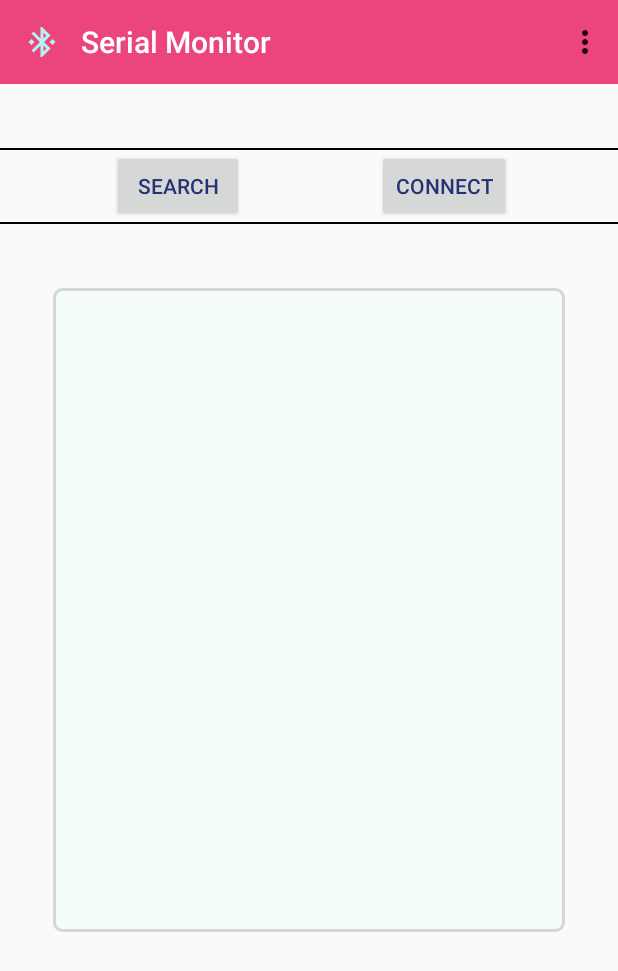
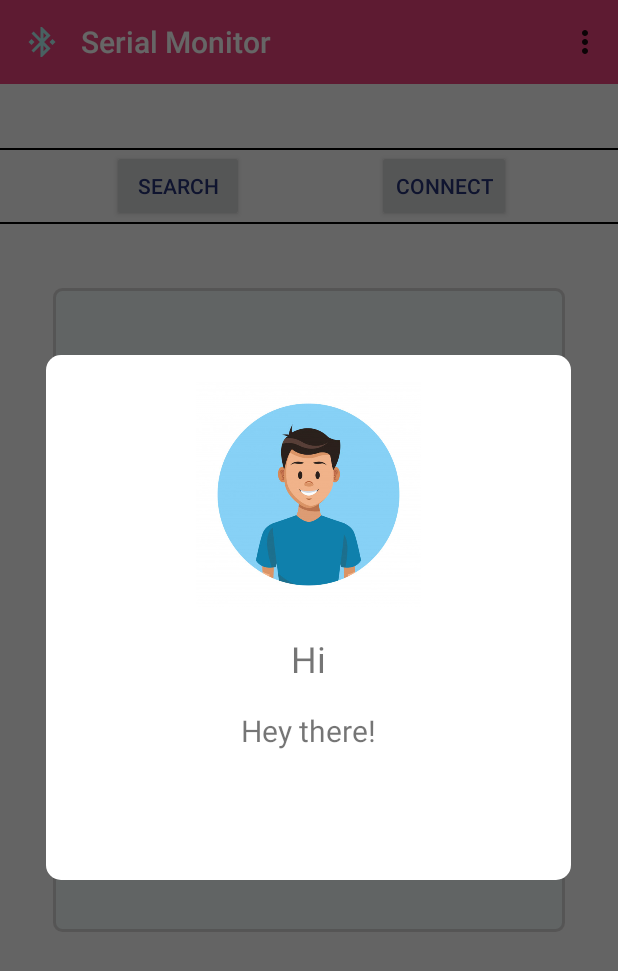
Before and after one commit to aritraMandal02/Arduino-Bluetooth-Connect, an Android app: the screen it shows after launch (MainActivity), in the options menu, after a tap on "About", on a phone screen of 412 x 824 dp. Shown: the top 971 px of the screen. Run offline under Robolectric (Android 15) with nearby library versions, the phone set to English and light mode, and no system bars.

Commit message:
Customized the menu

```diff
--- a/app/src/main/java/com/example/arduinobluetoothconnect/MainActivity.java
+++ b/app/src/main/java/com/example/arduinobluetoothconnect/MainActivity.java
@@ -1,19 +1,24 @@
 package com.example.arduinobluetoothconnect;
 
+import androidx.appcompat.app.AlertDialog;
 import androidx.appcompat.app.AppCompatActivity;
 
 import android.annotation.SuppressLint;
+import android.app.Dialog;
 import android.bluetooth.BluetoothAdapter;
 import android.bluetooth.BluetoothDevice;
 import android.bluetooth.BluetoothSocket;
 import android.content.Context;
+import android.content.DialogInterface;
 import android.content.Intent;
 import android.content.SharedPreferences;
 import android.content.pm.ActivityInfo;
 import android.graphics.Color;
+import android.graphics.drawable.ColorDrawable;
 import android.os.AsyncTask;
 import android.os.Bundle;
 import android.preference.PreferenceManager;
+import android.provider.ContactsContract;
 import android.util.Log;
 import android.view.LayoutInflater;
 import android.view.Menu;
@@ -23,6 +28,7 @@ import android.view.ViewGroup;
 import android.widget.AdapterView;
 import android.widget.ArrayAdapter;
 import android.widget.Button;
+import android.widget.ImageView;
 import android.widget.ListView;
 import android.widget.TextView;
 import android.widget.Toast;
@@ -303,19 +309,39 @@ public class MainActivity extends AppCompatActivity {
                 startActivityForResult(intent, SETTINGS);
                 break;
             case R.id.about:
-                Toast.makeText(getApplicationContext(), "Clicked", Toast.LENGTH_SHORT).show();
+                Dialog dialog = new Dialog(this);
+                dialog.setContentView(R.layout.popup);
+                dialog.getWindow().setBackgroundDrawable(new ColorDrawable(Color.TRANSPARENT));
+                dialog.show();
                 break;
             case R.id.share:
                 Intent shareIntent = new Intent(Intent.ACTION_SEND);
                 shareIntent.setType("text/plain");
-                String shareBody = "Download the Arduino Serial Monitor App: https://bit.ly/Serial-Monitor";
+                String shareBody = "Download the Arduino Serial Monitor App:\n https://bit.ly/Serial-Monitor";
                 String shareSub = "Serial Monitor App";
                 shareIntent.putExtra(Intent.EXTRA_SUBJECT, shareSub);
                 shareIntent.putExtra(Intent.EXTRA_TEXT, shareBody);
                 startActivity(Intent.createChooser(shareIntent, "Share this App Using:"));
                 break;
+
             case R.id.exit:
-                Toast.makeText(getApplicationContext(), "Exiting Serial Monitor", Toast.LENGTH_SHORT).show();
+                AlertDialog.Builder builder = new AlertDialog.Builder(MainActivity.this);
+                builder.setMessage("Do you really want to exit the app?");
+                builder.setCancelable(true);
+                builder.setNegativeButton("YES", new DialogInterface.OnClickListener() {
+                    @Override
+                    public void onClick(DialogInterface dialogInterface, int which) {
+                        finish();
+                    }
+                });
+                builder.setPositiveButton("NO", new DialogInterface.OnClickListener() {
+                    @Override
+                    public void onClick(DialogInterface dialogInterface, int which) {
+                        dialogInterface.cancel();
+                    }
+                });
+                AlertDialog alertDialog = builder.create();
+                alertDialog.show();
                 break;
         }
         return super.onOptionsItemSelected(item);
--- /dev/null
+++ b/app/src/main/res/drawable/popup_background.xml
@@ -0,0 +1,5 @@
+<?xml version="1.0" encoding="utf-8"?>
+<shape xmlns:android="http://schemas.android.com/apk/res/android">
+    <solid android:color="#ffffff"/>
+    <corners android:radius="10dp"/>
+</shape>
--- /dev/null
+++ b/app/src/main/res/layout/popup.xml
@@ -0,0 +1,36 @@
+<?xml version="1.0" encoding="utf-8"?>
+<RelativeLayout xmlns:android="http://schemas.android.com/apk/res/android"
+    android:layout_width="350dp"
+    android:layout_height="350dp"
+    android:layout_gravity="center"
+    android:background="@drawable/popup_background">
+
+    <ImageView
+        android:id="@+id/image"
+        android:layout_width="150dp"
+        android:layout_height="150dp"
+        android:src="@drawable/profile"
+        android:layout_centerHorizontal="true"
+        android:layout_marginTop="18dp" />
+    <TextView
+        android:id="@+id/name"
+        android:layout_width="wrap_content"
+        android:layout_height="wrap_content"
+        android:text="Hi"
+        android:textSize="24sp"
+        android:layout_centerHorizontal="true"
+        android:layout_marginTop="18dp"
+        android:layout_below="@+id/image" />
+
+    <TextView
+        android:id="@+id/description"
+        android:layout_width="wrap_content"
+        android:layout_height="wrap_content"
+        android:text="Hey there!"
+        android:textSize="20sp"
+        android:layout_below="@+id/name"
+        android:layout_centerHorizontal="true"
+        android:layout_marginTop="18dp"
+        android:gravity="center"
+        />
+</RelativeLayout>
```
Also changed, not shown: app/src/main/res/drawable-v24/profile.jpg (added).
